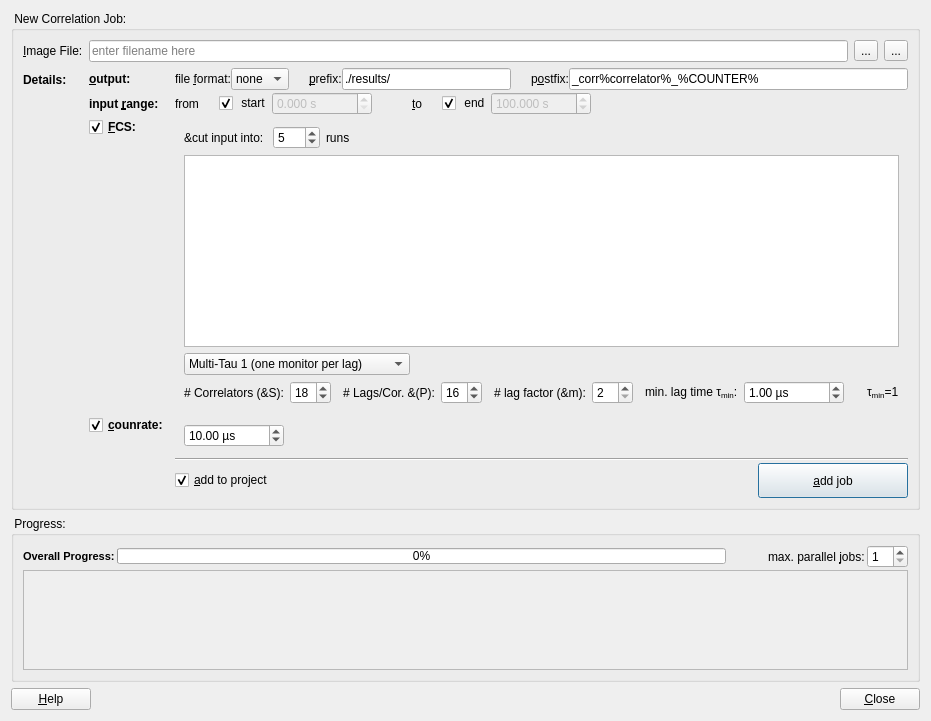
jkriege2/QuickFit3, file plugins/tcspcimporter/qfetcspcimporterdialog.ui: the form before one commit.
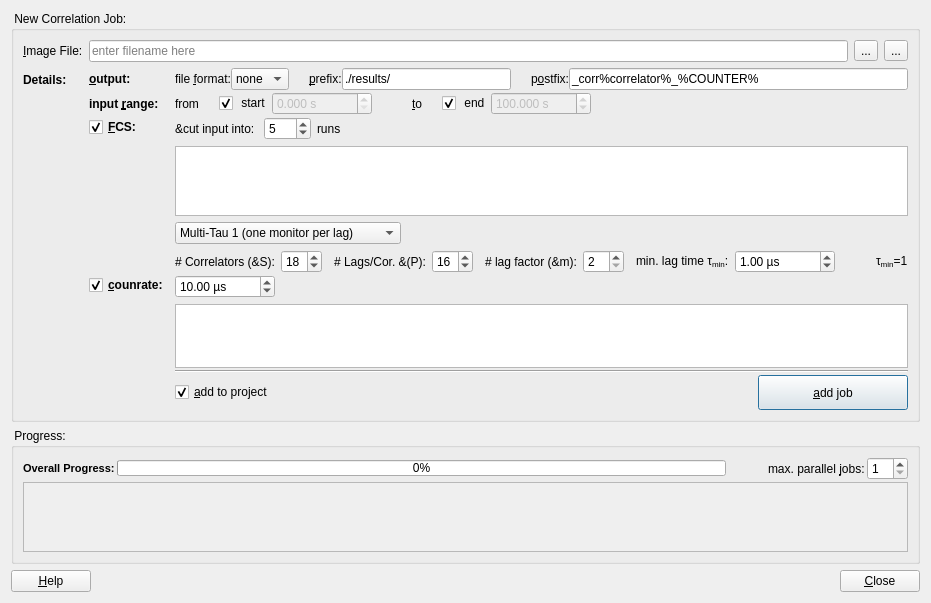
The form after the commit. Icons and pictures are not drawn. Custom widgets are drawn as their Qt base class.

The edit to the form file:
```diff
--- a/plugins/tcspcimporter/qfetcspcimporterdialog.ui
+++ b/plugins/tcspcimporter/qfetcspcimporterdialog.ui
@@ -10,7 +10,7 @@
     <x>0</x>
     <y>0</y>
     <width>931</width>
-    <height>721</height>
+    <height>598</height>
    </rect>
   </property>
   <property name="windowTitle">
@@ -431,7 +431,7 @@
            </property>
           </widget>
          </item>
-         <item row="6" column="0">
+         <item row="7" column="0">
           <widget class="QLabel" name="label_17">
            <property name="text">
             <string/>
@@ -441,7 +441,7 @@
            </property>
           </widget>
          </item>
-         <item row="6" column="1">
+         <item row="7" column="1">
           <layout class="QHBoxLayout" name="horizontalLayout_5">
            <property name="spacing">
             <number>2</number>
@@ -500,6 +500,9 @@
          <item row="2" column="1">
           <widget class="QWidget" name="widFCS" native="true">
            <layout class="QVBoxLayout" name="verticalLayout">
+            <property name="margin">
+             <number>0</number>
+            </property>
             <item>
              <layout class="QHBoxLayout" name="horizontalLayout_12">
               <item>
@@ -556,12 +559,12 @@
             </item>
             <item>
              <widget class="QTableView" name="tvFCS">
-              <property name="sizePolicy">
-               <sizepolicy hsizetype="MinimumExpanding" vsizetype="MinimumExpanding">
-                <horstretch>0</horstretch>
-                <verstretch>0</verstretch>
-               </sizepolicy>
-              </property>
+              <attribute name="horizontalHeaderVisible">
+               <bool>false</bool>
+              </attribute>
+              <attribute name="verticalHeaderVisible">
+               <bool>false</bool>
+              </attribute>
              </widget>
             </item>
             <item>
@@ -755,7 +758,12 @@
          </item>
          <item row="4" column="1">
           <widget class="QWidget" name="widCountrate" native="true">
-           <layout class="QHBoxLayout" name="horizontalLayout_13">
+           <layout class="QVBoxLayout" name="verticalLayout_4">
+            <property name="margin">
+             <number>0</number>
+            </property>
+            <item>
+             <layout class="QHBoxLayout" name="horizontalLayout_4">
             <item>
              <widget class="QDoubleSpinBox" name="spinCountrateBinning">
               <property name="suffix">
@@ -796,6 +804,27 @@
              </widget>
             </item>
            </layout>
+            </item>
+            <item>
+             <widget class="QTableView" name="tabCR">
+              <property name="maximumSize">
+               <size>
+                <width>16777215</width>
+                <height>64</height>
+               </size>
+              </property>
+              <property name="editTriggers">
+               <set>QAbstractItemView::AnyKeyPressed|QAbstractItemView::DoubleClicked|QAbstractItemView::EditKeyPressed|QAbstractItemView::SelectedClicked</set>
+              </property>
+              <attribute name="horizontalHeaderVisible">
+               <bool>false</bool>
+              </attribute>
+              <attribute name="verticalHeaderVisible">
+               <bool>false</bool>
+              </attribute>
+             </widget>
+            </item>
+           </layout>
           </widget>
          </item>
         </layout>
@@ -918,7 +947,7 @@
            <x>0</x>
            <y>0</y>
            <width>891</width>
-           <height>109</height>
+           <height>69</height>
           </rect>
          </property>
          <property name="sizePolicy">
```
Left out of the diff: 1 changed line with no effect on the pictures. Lines whose indentation alone changed are shown as unchanged.
